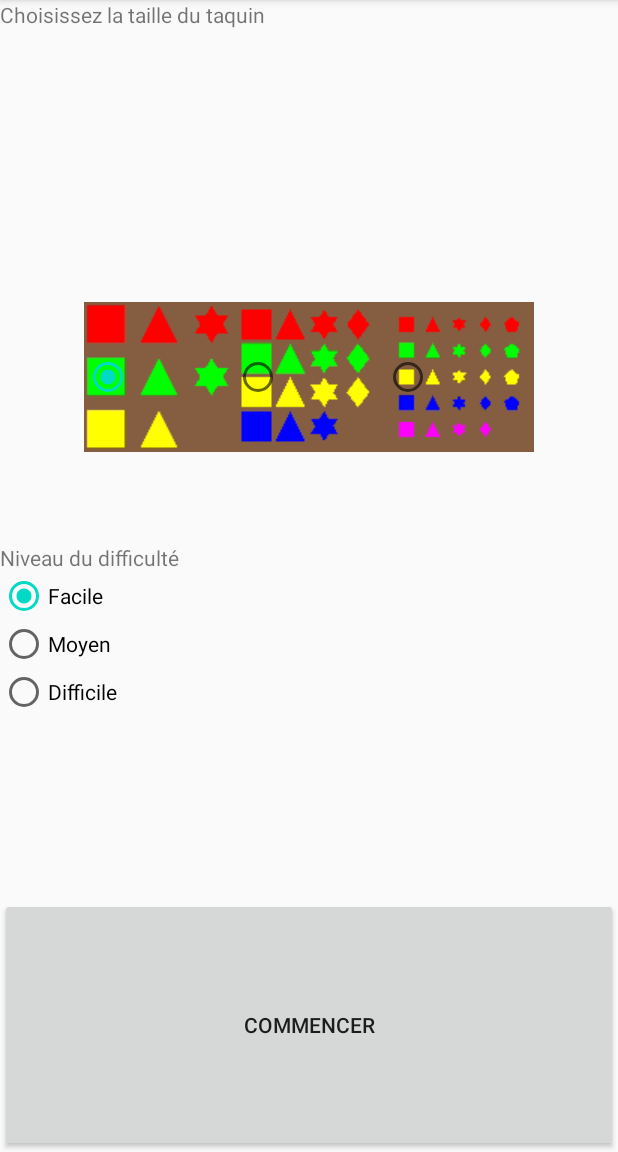
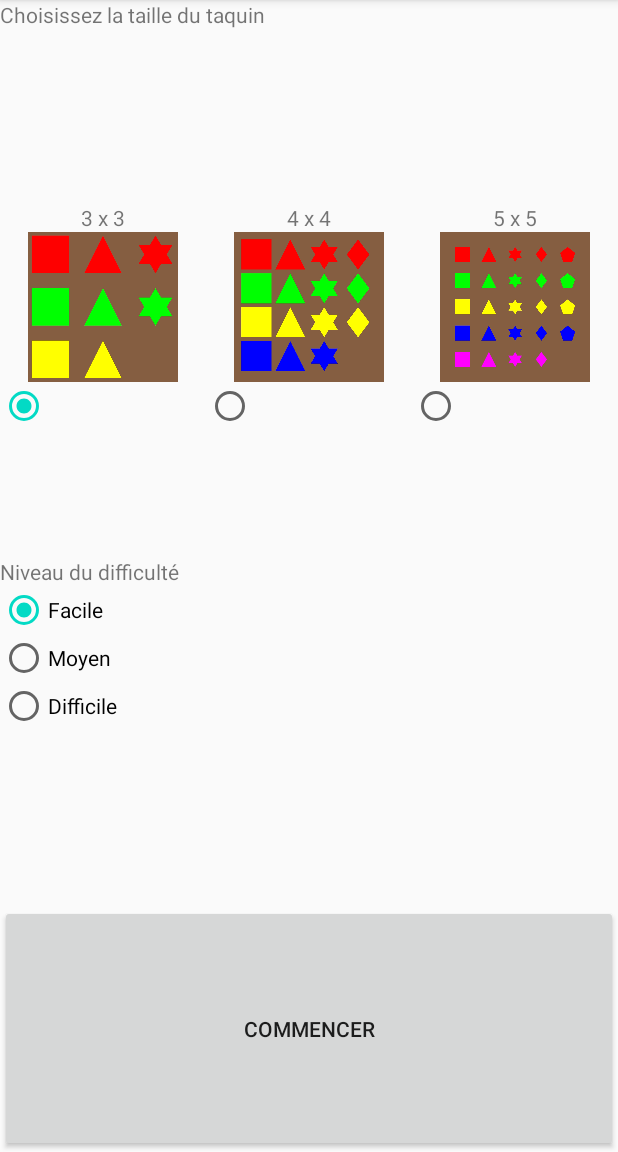
Before and after one commit to SamirToularhmine/TaquinGLES, an Android app: the screen it shows after launch (MenuPrincipalActivity), on a phone screen of 412 x 824 dp, the part 84-1236 px from its top. Run offline under Robolectric (Android 15) with nearby library versions, the phone set to English and light mode, and no system bars.

Commit message:
image et text dans la vue princiaple

```diff
--- a/app/src/main/java/fr/univ/taquingles/MenuPrincipalActivity.java
+++ b/app/src/main/java/fr/univ/taquingles/MenuPrincipalActivity.java
@@ -15,12 +15,6 @@ public class MenuPrincipalActivity extends AppCompatActivity {
     protected void onCreate(Bundle savedInstanceState) {
         super.onCreate(savedInstanceState);
         setContentView(R.layout.activity_menu_principal);
-
-        RadioGroup radioGroupTaille = findViewById(R.id.radiogroup_taille);
-        radioGroupTaille.check(R.id.radioButton_33);
-
-        RadioGroup radioGroupNiveau = findViewById(R.id.radiogroup_niveau);
-        radioGroupNiveau.check(R.id.radioButton_facile);
     }
 
     public void lancerJeu(View view) {
--- a/app/src/main/java/fr/univ/taquingles/taquin/Taquin.java
+++ b/app/src/main/java/fr/univ/taquingles/taquin/Taquin.java
@@ -115,7 +115,7 @@ public class Taquin {
      */
     public void initShuffle(){
         int n;
-        for (int i = 0; i < 2; i++) {
+        for (int i = 0; i < 1000; i++) {
             n = (int) (Math.random() * 4);
             switch (n){
                 case 0:
--- a/app/src/main/res/layout/activity_menu_principal.xml
+++ b/app/src/main/res/layout/activity_menu_principal.xml
@@ -16,40 +16,106 @@
         android:text="@string/taille_text" />
 
 
+    <LinearLayout
+        android:layout_width="match_parent"
+        android:layout_height="wrap_content"
+        android:gravity="center"
+        android:orientation="horizontal">
+
+        <LinearLayout
+            android:layout_width="0dp"
+            android:layout_height="wrap_content"
+            android:layout_weight="1"
+            android:orientation="vertical">
+
+            <TextView
+                android:layout_width="match_parent"
+                android:layout_height="match_parent"
+                android:gravity="center"
+                android:text="3 x 3" />
+
+            <ImageView
+                android:layout_width="match_parent"
+                android:layout_height="100dp"
+                android:contentDescription="3 x 4"
+                app:srcCompat="@drawable/taquin_33" />
+        </LinearLayout>
+
+        <LinearLayout
+            android:layout_width="0dp"
+            android:layout_height="wrap_content"
+            android:layout_weight="1"
+            android:orientation="vertical">
+
+            <TextView
+                android:layout_width="match_parent"
+                android:layout_height="match_parent"
+                android:gravity="center"
+                android:text="4 x 4" />
+
+            <ImageView
+                android:layout_width="match_parent"
+                android:layout_height="100dp"
+                android:contentDescription="4 x 4"
+                app:srcCompat="@drawable/taquin_44" />
+
+        </LinearLayout>
+
+        <LinearLayout
+            android:layout_width="0dp"
+            android:layout_height="wrap_content"
+            android:layout_weight="1"
+            android:orientation="vertical">
+
+            <TextView
+                android:layout_width="match_parent"
+                android:layout_height="match_parent"
+                android:gravity="center"
+                android:text="5 x 5" />
+
+            <ImageView
+                android:layout_width="match_parent"
+                android:layout_height="100dp"
+                android:contentDescription="5 x 5"
+                app:srcCompat="@drawable/taquin_55" />
+
+        </LinearLayout>
+    </LinearLayout>
+
     <RadioGroup
         android:id="@+id/radiogroup_taille"
         android:layout_width="match_parent"
-        android:layout_height="wrap_content"
+        android:layout_height="0dp"
+        android:layout_gravity="center"
         android:layout_weight="1"
-        android:gravity="center"
+        android:gravity="top"
         android:orientation="horizontal">
 
 
         <RadioButton
             android:id="@+id/radioButton_33"
-            android:layout_width="100dp"
-            android:layout_height="100dp"
-            android:drawableEnd="@drawable/image_33_petite"
+            android:layout_width="0dp"
+            android:layout_height="wrap_content"
+            android:layout_weight="1"
+            android:checked="true"
+
+
             />
 
 
         <RadioButton
             android:id="@+id/radioButton_44"
-            android:layout_width="100dp"
-            android:layout_height="100dp"
-            android:drawableEnd="@drawable/image_44_petite"
-            />
+            android:layout_width="0dp"
+            android:layout_height="wrap_content"
+            android:layout_weight="1" />
 
         <RadioButton
             android:id="@+id/radioButton_55"
-            android:layout_width="100dp"
-            android:layout_height="100dp"
-            android:drawableEnd="@drawable/image_55_petite"
+            android:layout_width="0dp"
+            android:layout_height="wrap_content"
+            android:layout_weight="1"
+
             />
-
-
-/>
-
 
 
     </RadioGroup>
@@ -71,6 +137,7 @@
             android:id="@+id/radioButton_facile"
             android:layout_width="match_parent"
             android:layout_height="wrap_content"
+            android:checked="true"
             android:text="@string/facile" />
 
         <RadioButton
```
